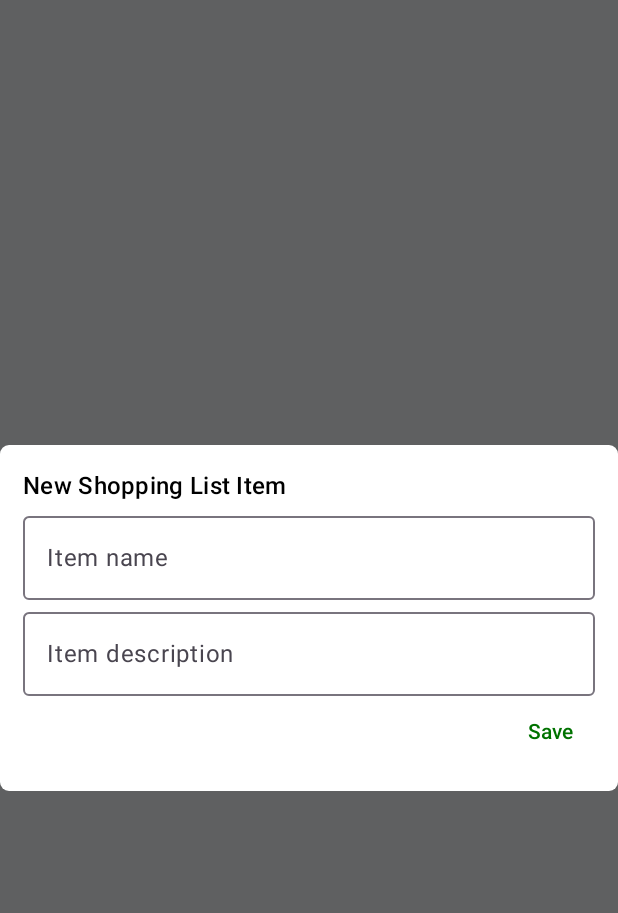
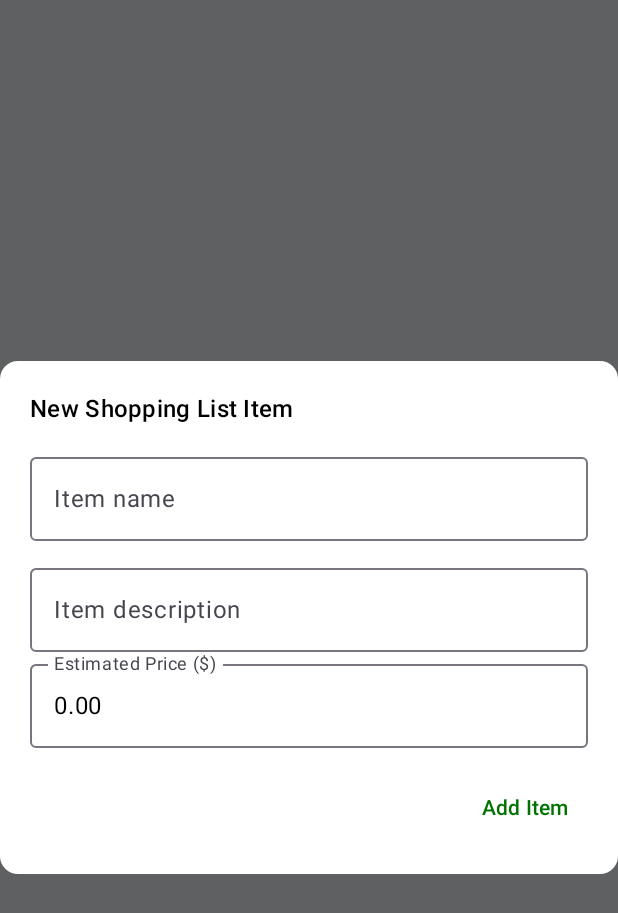
Before and after one commit to EKasuti/AIT-MobileSoftwareDevelopment, an Android app built with Jetpack Compose: the composable ShoppingListDialog shown on its own in the app's theme, on a phone screen of 412 x 824 dp. Shown: the top 913 px of the screen. Run offline under Robolectric (Android 15) with nearby library versions, the phone set to English and light mode, and no system bars; our stand-ins replace Dagger/Hilt's generated code, Room's generated code; 1 statement that could not run was skipped.

Commit message:
Estimated price implementation

```diff
--- a/ShoppingList/app/src/main/java/com/example/shoppinglist/ui/screen/ShoppingListScreen.kt
+++ b/ShoppingList/app/src/main/java/com/example/shoppinglist/ui/screen/ShoppingListScreen.kt
@@ -188,12 +188,9 @@ fun ShoppingListDialog(
     shoppingItemEdit: ShoppingItem? = null,
     onCancel: () -> Unit
 ){
-    var shoppingItemName by remember {
-        mutableStateOf(shoppingItemEdit?.name ?: "")
-    }
-    var shoppingItemDescription by remember {
-        mutableStateOf(shoppingItemEdit?.description ?: "")
-    }
+    var shoppingItemName by remember { mutableStateOf(shoppingItemEdit?.name ?: "") }
+    var shoppingItemDescription by remember { mutableStateOf(shoppingItemEdit?.description ?: "") }
+    var shoppingItemPrice by remember { mutableStateOf(shoppingItemEdit?.estimatedPrice?.toString() ?: "0.00") }
 
     Dialog(onDismissRequest = {
         onCancel()
@@ -202,15 +199,17 @@ fun ShoppingListDialog(
             modifier = Modifier
                 .fillMaxWidth()
                 .wrapContentHeight(),
-            shape = RoundedCornerShape(size = 6.dp)
+            shape = RoundedCornerShape(12.dp)
         ) {
             Column(
-                modifier = Modifier.padding(15.dp)
+                modifier = Modifier.padding(20.dp)
             ) {
                 Text(
                     if (shoppingItemEdit == null) "New Shopping List Item" else "Edit Shopping List Item",
                     style = MaterialTheme.typography.titleMedium
                 )
+
+                Spacer(Modifier.height(12.dp))
 
                 // Name
                 OutlinedTextField(
@@ -219,6 +218,9 @@ fun ShoppingListDialog(
                     value = shoppingItemName,
                     onValueChange = { shoppingItemName = it }
                 )
+
+                Spacer(Modifier.height(10.dp))
+
                 // Description
                 OutlinedTextField(
                     modifier = Modifier.fillMaxWidth(),
@@ -226,6 +228,20 @@ fun ShoppingListDialog(
                     value = shoppingItemDescription,
                     onValueChange = { shoppingItemDescription = it }
                 )
+
+                // Estimated Price
+                OutlinedTextField(
+                    modifier = Modifier.fillMaxWidth(),
+                    label = { Text("Estimated Price ($)") },
+                    value = shoppingItemPrice,
+                    onValueChange = { shoppingItemPrice = it },
+                    keyboardOptions = androidx.compose.foundation.text.KeyboardOptions(
+                        keyboardType = androidx.compose.ui.text.input.KeyboardType.Decimal
+                    )
+                )
+
+                Spacer(modifier = Modifier.height(16.dp))
+
 
                 Row(
                     modifier = Modifier.fillMaxWidth(),
@@ -236,7 +252,7 @@ fun ShoppingListDialog(
                             viewModel.addShoppingListItem(
                                 ShoppingItem(
                                     category = CategoryList.FOOD, // TODO: Add category select option
-                                    estimatedPrice = 4.0f, // TODO: Add pricing (properly)
+                                    estimatedPrice = shoppingItemPrice.toFloatOrNull() ?: 0.0f,
                                     name = shoppingItemName,
                                     description = shoppingItemDescription,
                                     createDate = Date(System.currentTimeMillis()).toString(),
@@ -247,8 +263,9 @@ fun ShoppingListDialog(
                         } else {
                             val editedTodo = shoppingItemEdit.copy(
                                 category = CategoryList.FOOD,
-                                estimatedPrice = 4.0f,
+                                estimatedPrice = shoppingItemPrice.toFloatOrNull() ?: 0.0f,
                                 name = shoppingItemName,
+                                description = shoppingItemDescription,
                                 updatedDate = Date(System.currentTimeMillis()).toString(),
                             )
                             viewModel.updateShoppingListItem(
@@ -257,7 +274,7 @@ fun ShoppingListDialog(
                         }
                         onCancel()
                     }) {
-                        Text("Save")
+                        Text("Add Item")
                     }
                 }
             }
```
